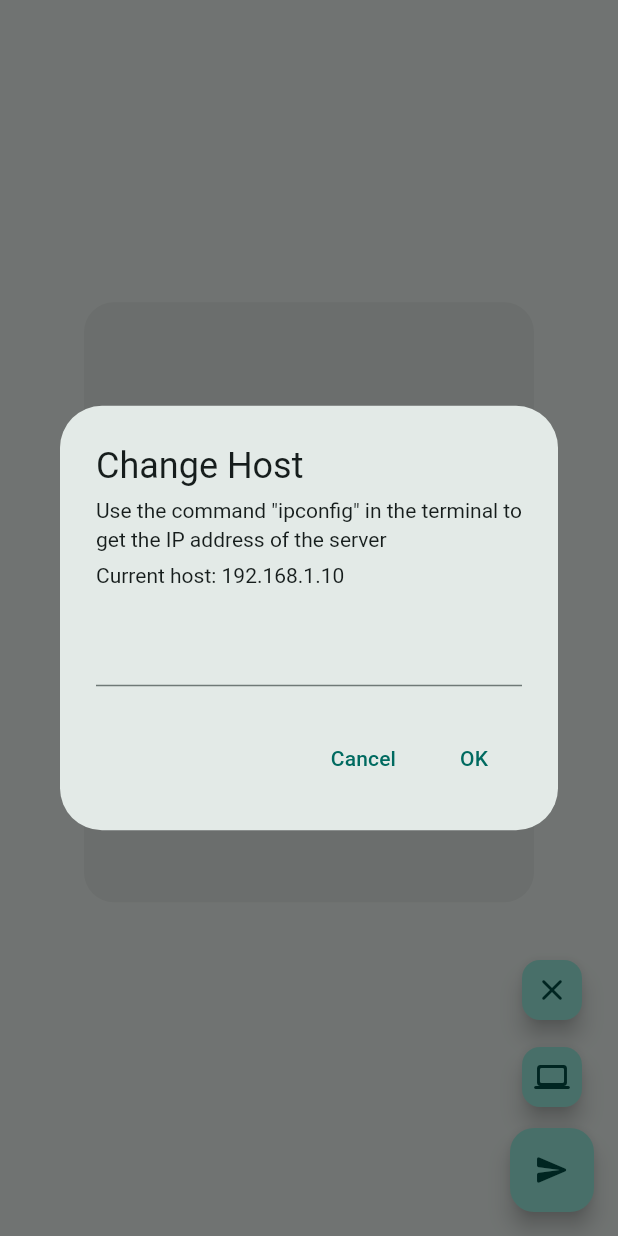
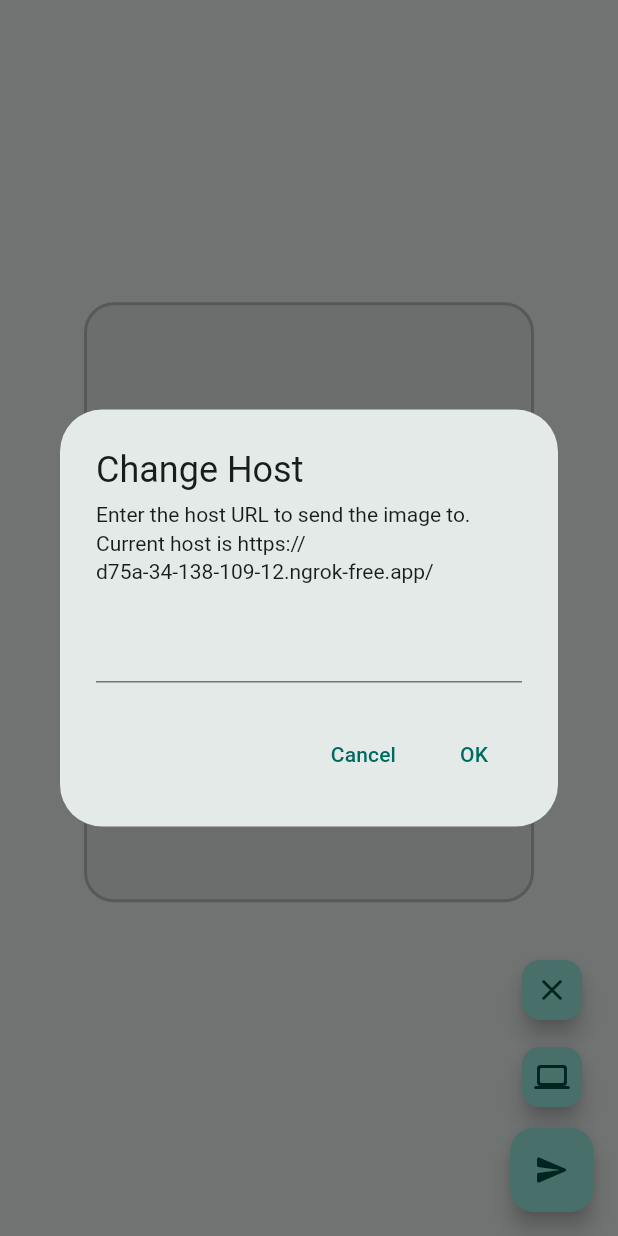
Before and after one commit to adeemmm23/Image-Sender, a Flutter app: the screen it shows after launch, after a tap on the "computer" icon, on a phone screen of 412 x 824 dp. Run offline on Flutter 3.47's test engine with Material 3 defaults, Android fonts, the phone set to English and light mode, and no system bars; our stand-ins replace image_picker.

Commit message:
initial commit of the image sender app

```diff
--- a/app/lib/main.dart
+++ b/app/lib/main.dart
@@ -49,18 +49,18 @@ class ImagePage extends StatefulWidget {
 }
 
 class _ImagePageState extends State<ImagePage> {
-  String host = '192.168.1.10';
+  String host = 'https://d75a-34-138-109-12.ngrok-free.app/';
   String data = '';
   bool isSending = false;
   File? imageFile;
 
   Future<String> sendRequest(File image) async {
-    final uri = Uri(scheme: 'http', host: host, port: 5000);
+    final uri = Uri.parse(host);
     final request = http.MultipartRequest("POST", uri);
 
     request.files.add(
       http.MultipartFile.fromBytes(
-        'file',
+        'image',
         image.readAsBytesSync(),
         filename: 'image.jpg',
       ),
@@ -73,13 +73,16 @@ class _ImagePageState extends State<ImagePage> {
       debugPrint("MMMMMMM SENDING");
 
       if (response.statusCode != 200) {
-        return 'Error: ${response.statusCode}';
+        // print message
+        debugPrint("MMMMMMM ERROR: ${response.statusCode}");
+        debugPrint("MMMMMMM BODY: $body");
+        return throw Exception('Failed to send request');
       }
 
       debugPrint("MMMMMMM RECEIVED");
 
       setState(() {
-        data = jsonDecode(body)['data'] ?? 'No data received';
+        data = jsonDecode(body)['prediction'] ?? 'No data received';
       });
 
       return body;
@@ -126,6 +129,10 @@ class _ImagePageState extends State<ImagePage> {
                 decoration: BoxDecoration(
                   color: Theme.of(context).colorScheme.surfaceContainer,
                   borderRadius: BorderRadius.circular(20),
+                  border: Border.all(
+                    color: Theme.of(context).colorScheme.outline.withAlpha(100),
+                    width: 2,
+                  ),
                 ),
                 child: imageFile == null
                     ? Center(
@@ -154,9 +161,12 @@ class _ImagePageState extends State<ImagePage> {
                           },
                         ),
                       )
-                    : Image.file(
-                        imageFile!,
-                        fit: BoxFit.cover,
+                    : ClipRRect(
+                        borderRadius: BorderRadius.circular(20),
+                        child: Image.file(
+                          imageFile!,
+                          fit: BoxFit.cover,
+                        ),
                       ),
               ),
               Text(
@@ -191,12 +201,8 @@ class _ImagePageState extends State<ImagePage> {
                         spacing: 5,
                         children: [
                           const Text('Change Host'),
-                          const Text(
-                            'Use the command "ipconfig" in the terminal to get the IP address of the server',
-                            style: TextStyle(fontSize: 14),
-                          ),
                           Text(
-                            'Current host: $host',
+                            'Enter the host URL to send the image to. Current host is $host',
                             style: const TextStyle(fontSize: 14),
                           ),
                         ],
```
